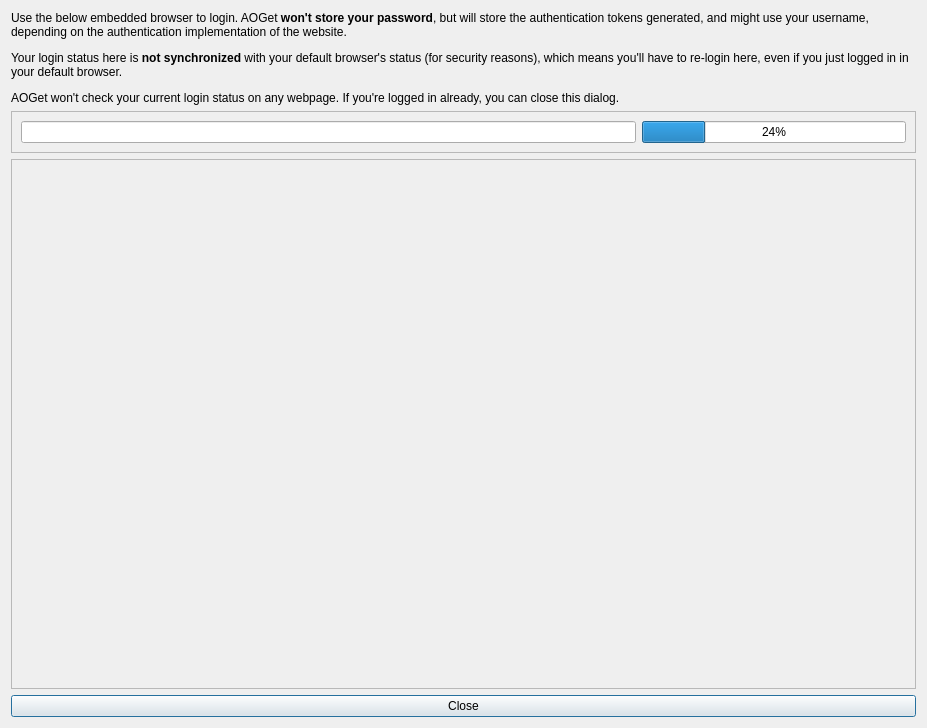
Old version of the form aoget/qt/web_login_dialog.ui in the repository endre-git/aoget.
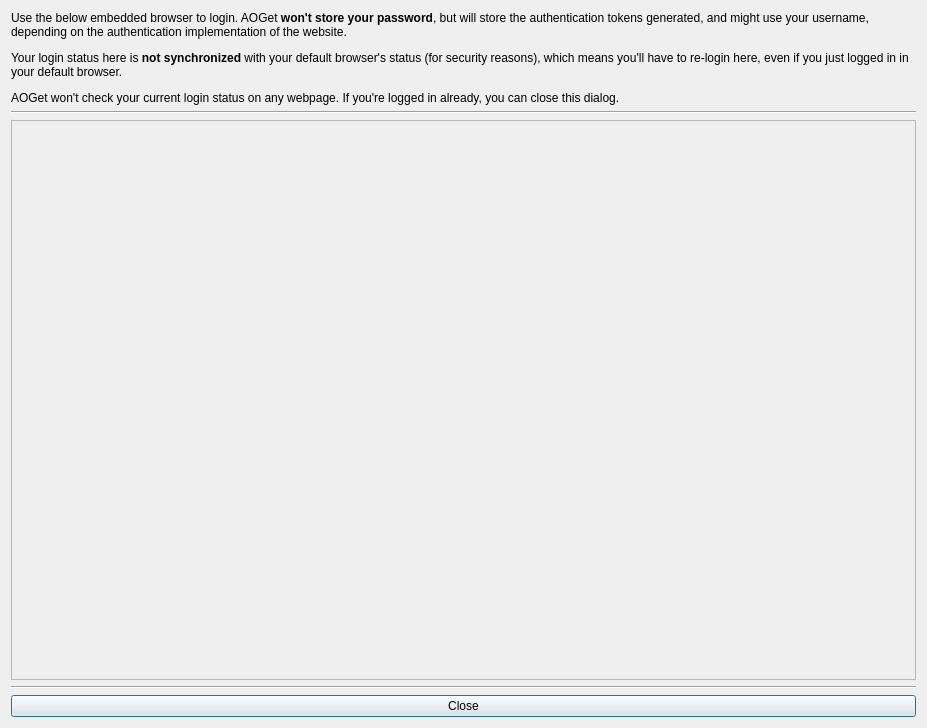
New version of the form. Icons and pictures are not drawn.

Commit message: refactored the embedded browser into a separate QWidget. test coverage @ 84% for login_dialog

The edit to the form file:
```diff
--- a/aoget/qt/web_login_dialog.ui
+++ b/aoget/qt/web_login_dialog.ui
@@ -17,7 +17,7 @@
    <iconset>
     <normaloff>../resources/icons/user.svg</normaloff>../resources/icons/user.svg</iconset>
   </property>
-  <layout class="QVBoxLayout" name="verticalLayout" stretch="0,0,1,0">
+  <layout class="QVBoxLayout" name="verticalLayout" stretch="0,0,1,0,0">
    <item>
     <widget class="QLabel" name="label">
      <property name="text">
@@ -31,25 +31,10 @@
     </widget>
    </item>
    <item>
-    <widget class="QFrame" name="frame">
-     <property name="frameShape">
-      <enum>QFrame::StyledPanel</enum>
+    <widget class="Line" name="line">
+     <property name="orientation">
+      <enum>Qt::Horizontal</enum>
      </property>
-     <property name="frameShadow">
-      <enum>QFrame::Raised</enum>
-     </property>
-     <layout class="QHBoxLayout" name="horizontalLayout" stretch="7,3">
-      <item>
-       <widget class="QLineEdit" name="txtUrl"/>
-      </item>
-      <item>
-       <widget class="QProgressBar" name="progressPageLoad">
-        <property name="value">
-         <number>24</number>
-        </property>
-       </widget>
-      </item>
-     </layout>
     </widget>
    </item>
    <item>
@@ -62,6 +47,13 @@
      </property>
     </widget>
    </item>
+   <item>
+    <widget class="Line" name="line_2">
+     <property name="orientation">
+      <enum>Qt::Horizontal</enum>
+     </property>
+    </widget>
+   </item>
    <item>
     <widget class="QPushButton" name="btnClose">
      <property name="text">
```
The commit also changes 5 other files.
